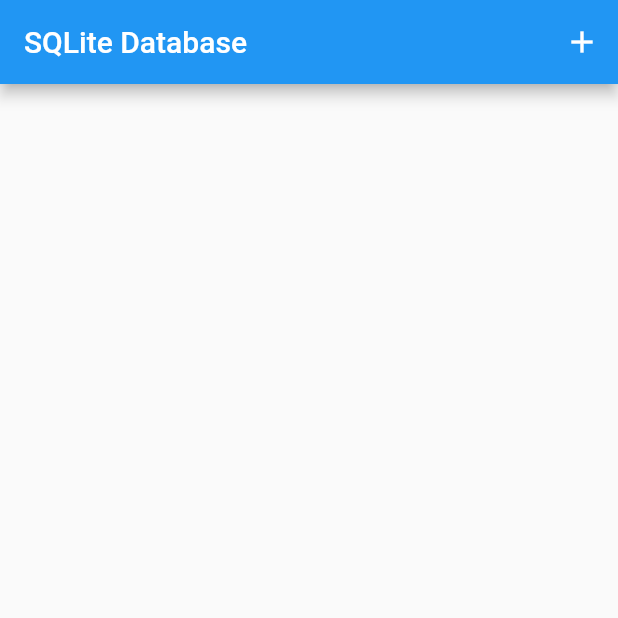
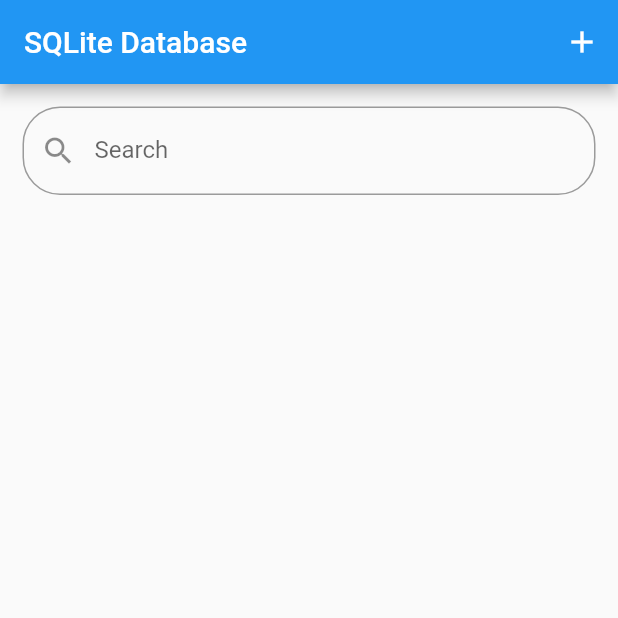
Before and after one commit to code2start/Flutter-Data-Persistance, a Flutter app: the screen it shows after launch, on a phone screen of 412 x 824 dp, the top half of it. Run offline on Flutter 3.47's test engine with Material 2 defaults, Android fonts, the phone set to English and light mode, and no system bars; our stand-ins replace sqflite; accounts and stored records are empty.

Commit message:
Lesson 7

```diff
--- a/lib/pages/home.dart
+++ b/lib/pages/home.dart
@@ -3,6 +3,7 @@ import 'package:datapersistence/model/course.dart';
 import 'package:datapersistence/pages/coursedetails.dart';
 import 'package:datapersistence/pages/courseupdate.dart';
 import 'package:datapersistence/pages/newcourse.dart';
+import 'package:flutter/cupertino.dart';
 import 'package:flutter/material.dart';
 
 class Home extends StatefulWidget {
@@ -14,13 +15,44 @@ class Home extends StatefulWidget {
 
 class _HomeState extends State<Home> {
   DbHelper helper;
-
+  TextEditingController teSeach = TextEditingController();
+  var allCourses = [];
+  var items = List();
 
 
  @override
   void initState() {
     super.initState();
     helper = DbHelper();
+    helper.allCourses().then((courses){
+      setState(() {
+        allCourses = courses;
+        items = allCourses;
+      });
+    });
+  }
+
+  void filterSeach(String query) async{
+   var dummySearchList = allCourses;
+   if(query.isNotEmpty){
+     var dummyListData = List();
+     dummySearchList.forEach((item){
+       var course = Course.fromMap(item);
+       if(course.name.toLowerCase().contains(query.toLowerCase())){
+         dummyListData.add(item);
+       }
+     });
+     setState(() {
+      items = [];
+      items.addAll(dummyListData);
+     });
+     return;
+   }else{
+    setState(() {
+      items = [];
+      items = allCourses;
+    });
+   }
   }
 
   @override
@@ -35,16 +67,32 @@ class _HomeState extends State<Home> {
           )
         ],
       ),
-      body: FutureBuilder(
-        future: helper.allCourses(),
-        builder: (context, AsyncSnapshot snapshot){
-          if(!snapshot.hasData){
-            return CircularProgressIndicator();
-          }else{
-            return ListView.builder(
-                itemCount: snapshot.data.length,
+      body: Column(
+        children: <Widget>[
+          Padding(
+            padding: const EdgeInsets.all(15.0),
+            child: TextField(
+              onChanged: (value){
+                setState(() {
+                  filterSeach(value);
+                });
+              },
+              controller: teSeach,
+              decoration: InputDecoration(
+                hintText: 'Search...',
+                labelText: 'Search',
+                prefixIcon: Icon(Icons.search),
+                border: OutlineInputBorder(
+                  borderRadius: BorderRadius.all(Radius.circular(25)),
+                )
+              ),
+            ),
+          ),
+          Expanded(
+            child: ListView.builder(
+                itemCount: items.length,
                 itemBuilder: (context, i){
-                  Course course = Course.fromMap(snapshot.data[i]);
+                  Course course = Course.fromMap(items[i]);
                   return Card(
                     margin: EdgeInsets.all(8),
                     child: ListTile(
@@ -61,8 +109,9 @@ class _HomeState extends State<Home> {
                           ),
                           Expanded(
                             child: IconButton(icon: Icon(Icons.edit, color: Colors.green,),onPressed: (){
-                                Navigator.of(context).push(MaterialPageRoute(builder: (context)=>CourseUpdate(course)));
+                              Navigator.of(context).push(MaterialPageRoute(builder: (context)=>CourseUpdate(course)));
                             },),
+
                           ),
                         ],
                       ),
@@ -73,9 +122,9 @@ class _HomeState extends State<Home> {
                     ),
                   );
                 }
-            );
-          }
-        },
+            ),
+          ),
+        ],
       ),
     );
   }
```
